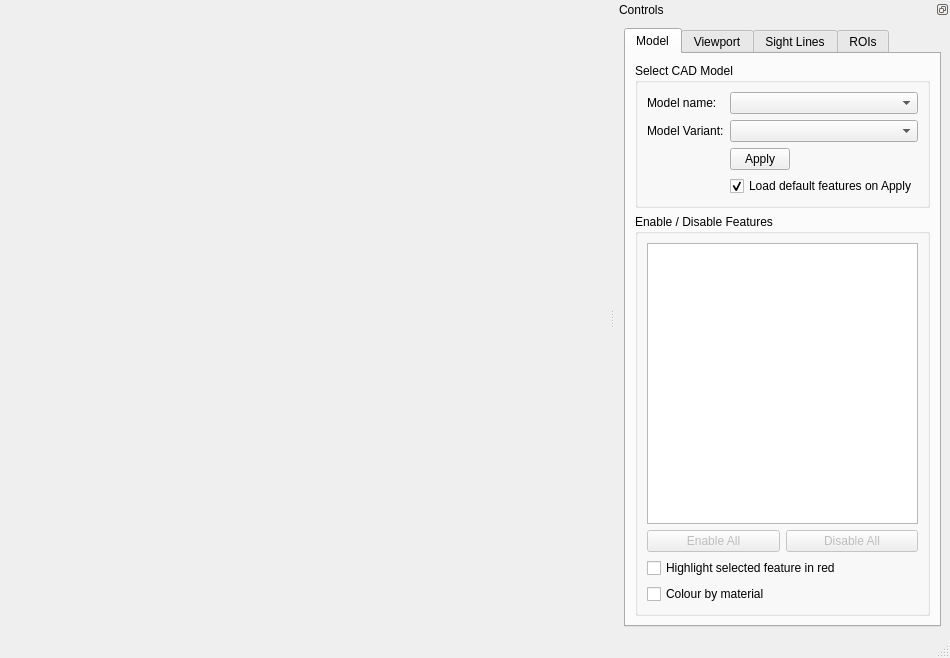
Qt form calcam/ui/cad_viewer.ui (euratom-software/calcam) before a commit.
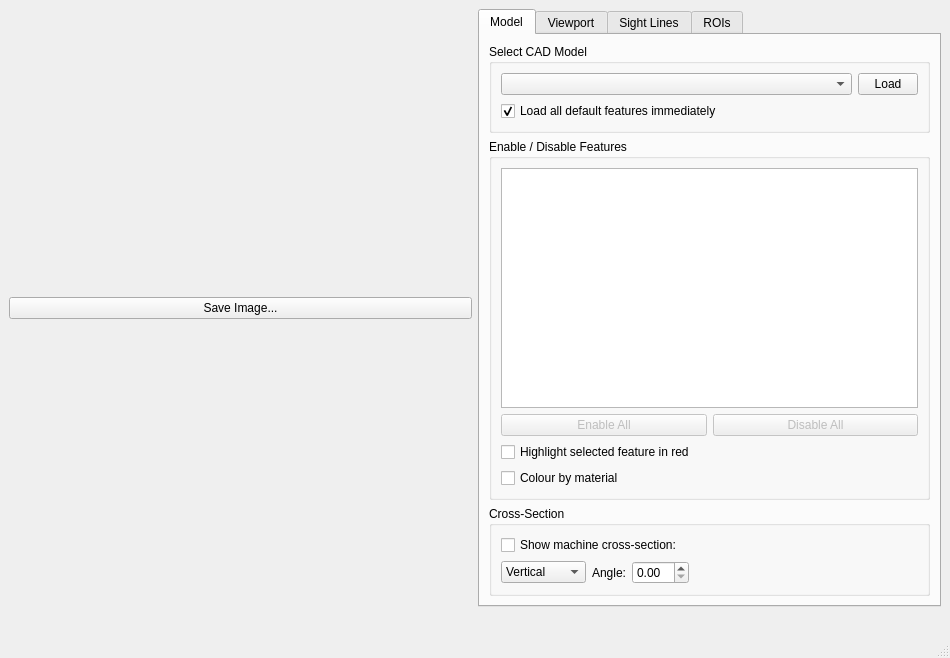
The same form after that commit.

Commit message: Update version string; start editing 3D viewer GUI; add settings GUI

What changed in the file:
```diff
--- a/calcam/ui/cad_viewer.ui
+++ b/calcam/ui/cad_viewer.ui
@@ -21,44 +21,7 @@
   </property>
   <widget class="QWidget" name="centralwidget">
    <layout class="QGridLayout" name="gridLayout">
-    <item row="0" column="0">
-     <widget class="QLabel" name="cadview_header">
-      <property name="text">
-       <string/>
-      </property>
-     </widget>
-    </item>
-   </layout>
-  </widget>
-  <widget class="QStatusBar" name="statusbar"/>
-  <widget class="QDockWidget" name="controls_dock_widget">
-   <property name="sizePolicy">
-    <sizepolicy hsizetype="Minimum" vsizetype="MinimumExpanding">
-     <horstretch>0</horstretch>
-     <verstretch>0</verstretch>
-    </sizepolicy>
-   </property>
-   <property name="features">
-    <set>QDockWidget::DockWidgetFloatable</set>
-   </property>
-   <property name="allowedAreas">
-    <set>Qt::LeftDockWidgetArea|Qt::RightDockWidgetArea</set>
-   </property>
-   <property name="windowTitle">
-    <string>Controls</string>
-   </property>
-   <attribute name="dockWidgetArea">
-    <number>2</number>
-   </attribute>
-   <widget class="QWidget" name="dockWidgetContents_">
-    <property name="sizePolicy">
-     <sizepolicy hsizetype="Preferred" vsizetype="Minimum">
-      <horstretch>0</horstretch>
-      <verstretch>0</verstretch>
-     </sizepolicy>
-    </property>
-    <layout class="QVBoxLayout" name="verticalLayout">
-     <item>
+    <item row="0" column="1">
       <widget class="QTabWidget" name="tabWidget">
        <property name="sizePolicy">
         <sizepolicy hsizetype="Minimum" vsizetype="Expanding">
@@ -98,63 +61,45 @@
             <string>Select CAD Model</string>
            </property>
            <layout class="QGridLayout" name="gridLayout_2">
-            <item row="6" column="1">
+           <item row="0" column="0">
+            <widget class="QComboBox" name="model_name">
+             <property name="sizePolicy">
+              <sizepolicy hsizetype="Minimum" vsizetype="Minimum">
+               <horstretch>0</horstretch>
+               <verstretch>0</verstretch>
+              </sizepolicy>
+             </property>
+             <property name="minimumSize">
+              <size>
+               <width>0</width>
+               <height>0</height>
+              </size>
+             </property>
+            </widget>
+           </item>
+           <item row="0" column="1">
+            <widget class="QPushButton" name="load_model_button">
+             <property name="maximumSize">
+              <size>
+               <width>60</width>
+               <height>16777215</height>
+              </size>
+             </property>
+             <property name="text">
+              <string>Load</string>
+             </property>
+            </widget>
+           </item>
+           <item row="1" column="0">
              <widget class="QCheckBox" name="cad_auto_load">
               <property name="text">
-               <string>Load default features on Apply</string>
+              <string>Load all default features immediately</string>
               </property>
               <property name="checked">
                <bool>true</bool>
               </property>
              </widget>
             </item>
-            <item row="2" column="0">
-             <widget class="QLabel" name="label_14">
-              <property name="text">
-               <string>Model Variant:</string>
-              </property>
-             </widget>
-            </item>
-            <item row="0" column="0">
-             <widget class="QLabel" name="label_13">
-              <property name="text">
-               <string>Model name:</string>
-              </property>
-             </widget>
-            </item>
-            <item row="5" column="1">
-             <widget class="QPushButton" name="load_model_button">
-              <property name="maximumSize">
-               <size>
-                <width>60</width>
-                <height>16777215</height>
-               </size>
-              </property>
-              <property name="text">
-               <string>Apply</string>
-              </property>
-             </widget>
-            </item>
-            <item row="2" column="1">
-             <widget class="QComboBox" name="model_variant">
-              <property name="minimumSize">
-               <size>
-                <width>75</width>
-                <height>0</height>
-               </size>
-              </property>
-             </widget>
-            </item>
-            <item row="0" column="1">
-             <widget class="QComboBox" name="model_name">
-              <property name="minimumSize">
-               <size>
-                <width>75</width>
-                <height>0</height>
-               </size>
-              </property>
-             </widget>
-            </item>
            </layout>
           </widget>
          </item>
@@ -164,7 +109,14 @@
             <string>Enable / Disable Features</string>
            </property>
            <layout class="QGridLayout" name="gridLayout_4">
-            <item row="1" column="1">
+           <item row="4" column="0" colspan="2">
+            <widget class="QCheckBox" name="colour_by_material">
+             <property name="text">
+              <string>Colour by material</string>
+             </property>
+            </widget>
+           </item>
+           <item row="2" column="1">
              <widget class="QPushButton" name="disable_all_button">
               <property name="enabled">
                <bool>false</bool>
@@ -174,7 +126,7 @@
               </property>
              </widget>
             </item>
-            <item row="1" column="0">
+           <item row="2" column="0">
              <widget class="QPushButton" name="enable_all_button">
               <property name="enabled">
                <bool>false</bool>
@@ -184,7 +136,7 @@
               </property>
              </widget>
             </item>
-            <item row="0" column="0" colspan="2">
+           <item row="1" column="0" colspan="2">
              <widget class="QTreeWidget" name="feature_tree">
               <property name="selectionMode">
                <enum>QAbstractItemView::SingleSelection</enum>
@@ -199,17 +151,63 @@
               </column>
              </widget>
             </item>
-            <item row="2" column="0" colspan="2">
+           <item row="3" column="0" colspan="2">
              <widget class="QCheckBox" name="highlight_selected">
               <property name="text">
                <string>Highlight selected feature in red</string>
               </property>
              </widget>
             </item>
-            <item row="3" column="0" colspan="2">
-             <widget class="QCheckBox" name="colour_by_material">
+          </layout>
+         </widget>
+        </item>
+        <item>
+         <widget class="QGroupBox" name="groupBox_3">
+          <property name="title">
+           <string>Cross-Section</string>
+          </property>
+          <layout class="QGridLayout" name="gridLayout_5">
+           <item row="2" column="1">
+            <widget class="QLabel" name="label_6">
               <property name="text">
-               <string>Colour by material</string>
+              <string>Angle:</string>
+             </property>
+            </widget>
+           </item>
+           <item row="2" column="0">
+            <widget class="QComboBox" name="comboBox">
+             <item>
+              <property name="text">
+               <string>Vertical</string>
+              </property>
+             </item>
+             <item>
+              <property name="text">
+               <string>Horizontal</string>
+              </property>
+             </item>
+            </widget>
+           </item>
+           <item row="2" column="2">
+            <widget class="QDoubleSpinBox" name="doubleSpinBox"/>
+           </item>
+           <item row="2" column="3">
+            <spacer name="horizontalSpacer_2">
+             <property name="orientation">
+              <enum>Qt::Horizontal</enum>
+             </property>
+             <property name="sizeHint" stdset="0">
+              <size>
+               <width>40</width>
+               <height>20</height>
+              </size>
+             </property>
+            </spacer>
+           </item>
+           <item row="1" column="0" colspan="4">
+            <widget class="QCheckBox" name="checkBox">
+             <property name="text">
+              <string>Show machine cross-section:</string>
               </property>
              </widget>
             </item>
@@ -654,9 +652,23 @@
        </widget>
       </widget>
      </item>
-    </layout>
-   </widget>
-  </widget>
+    <item row="1" column="1">
+     <widget class="QLabel" name="cadview_header">
+      <property name="text">
+       <string/>
+      </property>
+     </widget>
+    </item>
+    <item row="0" column="0">
+     <widget class="QPushButton" name="pushButton">
+      <property name="text">
+       <string>Save Image...</string>
+      </property>
+     </widget>
+    </item>
+   </layout>
+  </widget>
+  <widget class="QStatusBar" name="statusbar"/>
   <action name="option_colour_by_material">
    <property name="checkable">
     <bool>true</bool>
```
Lines whose indentation alone changed are shown as unchanged. The commit also changes 2 other files.
